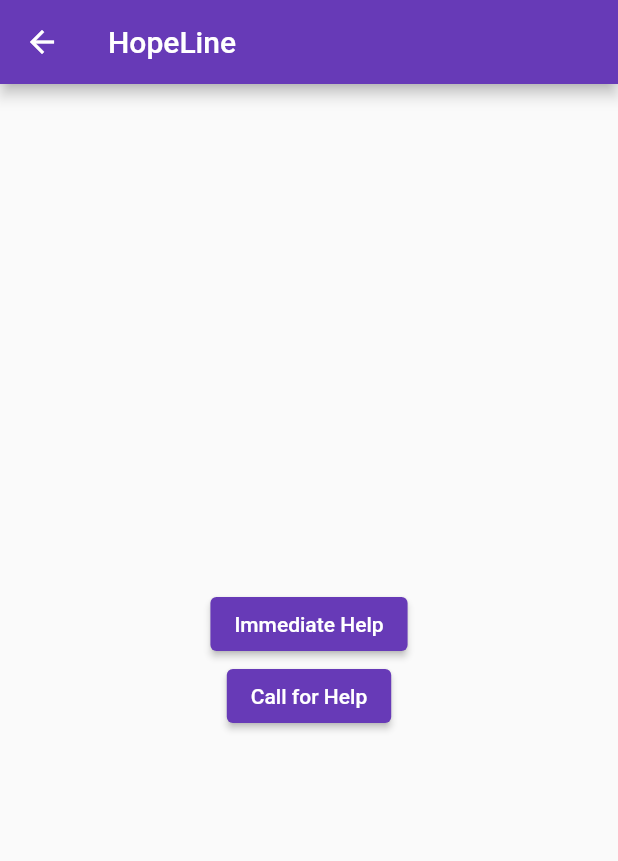
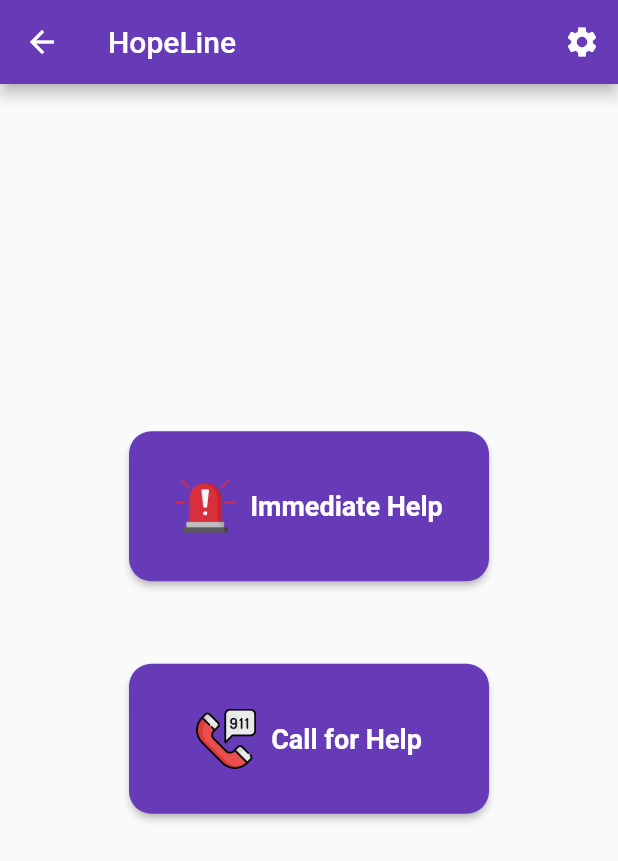
Before and after one commit to Shiro-Koi/HopeLine, a Flutter app: the HomeScreen screen opened directly, on a phone screen of 412 x 824 dp. Shown: the top 861 px of the screen. Run offline on Flutter 3.47's test engine with Material 2 defaults, Android fonts, the light colour scheme and no system bars; our stand-ins replace flutter_map, latlong2.

Commit message:
making the buttons bigger and adding icons to them

```diff
--- a/lib/home_screen.dart
+++ b/lib/home_screen.dart
@@ -1,7 +1,3 @@
-// home screen with two options, immediate help or call for help
-// immediate help will use immeiate_help.dart screen
-// call for help will use call_help.dart screen
-
 import 'package:flutter/material.dart';
 import 'package:hope_line/immediate_help.dart';
 import 'package:hope_line/call_help.dart';
@@ -28,23 +24,94 @@
   @override
   Widget build(BuildContext context) {
     return Scaffold(
+      // app bar button to reset the saved data (from full_data.json and lite_data.json)
       appBar: AppBar(
         title: const Text('HopeLine'),
+        actions: <Widget>[
+          IconButton(
+            onPressed: () {},
+            icon: const Icon(Icons.settings),
+          ),
+        ],
       ),
       body: Center(
         child: Column(
           mainAxisAlignment: MainAxisAlignment.center,
           children: <Widget>[
-            // button to navigate to the immediate help screen
-            ElevatedButton(
-              onPressed: () => navigateToImmediateHelp(context),
-              child: const Text('Immediate Help'),
+            // const SizedBox(height:),
+            Center(
+              child: SizedBox(
+                height: 100,
+                width: 240,
+                child: ElevatedButton(
+                  onPressed: () {
+                    Navigator.push(
+                      context,
+                      MaterialPageRoute(
+                          builder: (context) => const ImmediateHelp()),
+                    );
+                  },
+                  style: ElevatedButton.styleFrom(
+                    shape: RoundedRectangleBorder(
+                      borderRadius: BorderRadius.circular(15),
+                    ),
+                  ),
+                  child: Row(
+                    mainAxisAlignment: MainAxisAlignment.center,
+                    children: <Widget>[
+                      Image.asset(
+                        'images/immediate_icon.png',
+                        height: 40,
+                        width: 40,
+                      ),
+                      const SizedBox(width: 10),
+                      const Text(
+                        'Immediate Help',
+                        style: TextStyle(
+                            fontSize: 18, fontWeight: FontWeight.bold),
+                      ),
+                    ],
+                  ),
+                ),
+              ),
             ),
-            // button to navigate to the call for help screen
-            ElevatedButton(
-              onPressed: () => navigateToCallHelp(context),
-              child: const Text('Call for Help'),
+            const SizedBox(height: 55),
+            Center(
+              child: SizedBox(
+                height: 100,
+                width: 240,
+                child: ElevatedButton(
+                  onPressed: () {
+                    Navigator.push(
+                      context,
+                      MaterialPageRoute(builder: (context) => const CallHelp()),
+                    );
+                  },
+                  style: ElevatedButton.styleFrom(
+                    shape: RoundedRectangleBorder(
+                      borderRadius: BorderRadius.circular(15),
+                    ),
+                  ),
+                  child: Row(
+                    mainAxisAlignment: MainAxisAlignment.center,
+                    children: <Widget>[
+                      Image.asset(
+                        'images/call_icon.png',
+                        height: 40,
+                        width: 40,
+                      ),
+                      const SizedBox(width: 10),
+                      const Text(
+                        'Call for Help',
+                        style: TextStyle(
+                            fontSize: 18, fontWeight: FontWeight.bold),
+                      ),
+                    ],
+                  ),
+                ),
+              ),
             ),
+            const SizedBox(height: 50),
           ],
         ),
       ),
--- a/lib/initial_screen.dart
+++ b/lib/initial_screen.dart
@@ -8,7 +8,6 @@
   @override
   Widget build(BuildContext context) {
     return Scaffold(
-      // appBar: AppBar(title: const Text('HopeLine')),
       body: Container(
         alignment: Alignment.center,
         child: Center(
```
Also changed, not shown: images/call_icon.png (added), images/immediate_icon.png (added).
